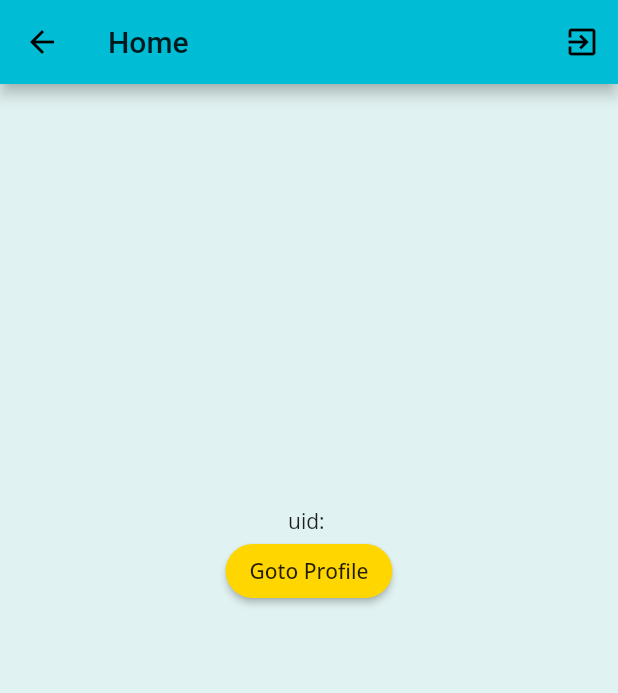
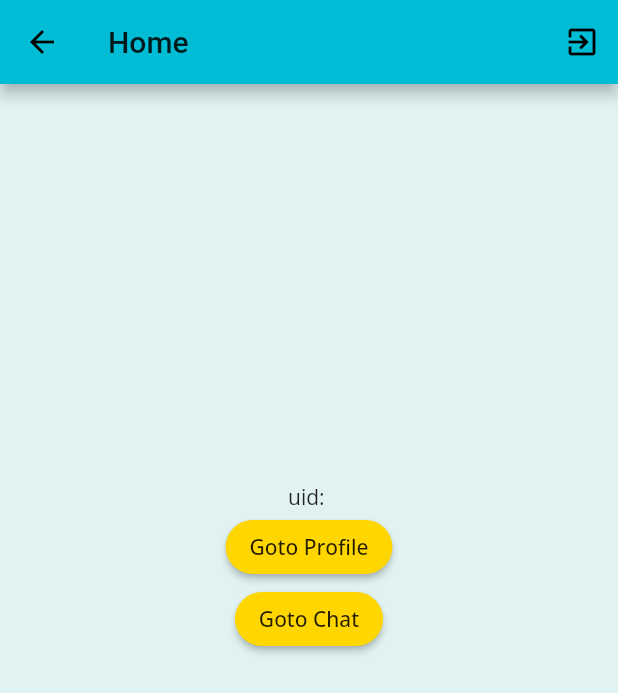
Before and after one commit to davidmitchelperry/gale, a Flutter app: the HomePage screen opened directly, on a phone screen of 412 x 824 dp. Shown: the top 693 px of the screen. Run offline on Flutter 3.47's test engine with Material 2 defaults, Android fonts, the phone set to English and light mode, and no system bars; our stand-ins replace bloc, cloud_firestore, equatable, firebase_auth, firebase_core, flutter_bloc and 4 more; missing offline and left inert: pedantic; accounts and stored records are empty.

```diff
--- a/lib/home/view/home_page.dart
+++ b/lib/home/view/home_page.dart
@@ -1,6 +1,7 @@
 import 'package:flutter/material.dart';
 import 'package:flutter_bloc/flutter_bloc.dart';
 import 'package:gale/authentication/authentication.dart';
+import 'package:gale/chat/view/chat_page.dart';
 import 'package:gale/profile/profile.dart';
 import 'package:gale/home/home.dart';
 import 'package:gale/todos/todos.dart';
@@ -57,8 +58,20 @@ class HomePage extends StatelessWidget {
                   ProfilePage.route(),
                 );
               }
-                  //.read<ProfileBloc>()
-                  //.add(CreateProfile(Profile("David", "Perry"), user)),
+            ),
+            RaisedButton(
+                key: const Key('RB_gotoChat'),
+                child: const Text('Goto Chat'),
+                shape: RoundedRectangleBorder(
+                  borderRadius: BorderRadius.circular(30.0),
+                ),
+                color: const Color(0xFFFFD600),
+                onPressed: () {
+                  Navigator.push(
+                    context,
+                    ChatPage.route(),
+                  );
+                }
             ),
           ],
         ),
--- a/lib/profile/view/profile_page.dart
+++ b/lib/profile/view/profile_page.dart
@@ -2,6 +2,8 @@ import 'package:flutter/material.dart';
 import 'package:flutter_bloc/flutter_bloc.dart';
 import 'package:gale/authentication/authentication.dart';
 import 'package:gale/profile/profile.dart';
+
+// TODO: Probably not a good idea to touch repos in views. Should handle all that in BLoC code
 import 'package:profile_repository/profile_repository.dart';
 
 class ProfilePage extends StatelessWidget {
```
Also changed, not shown: lib/chat/view/chat_page.dart (+41 -0 lines).
